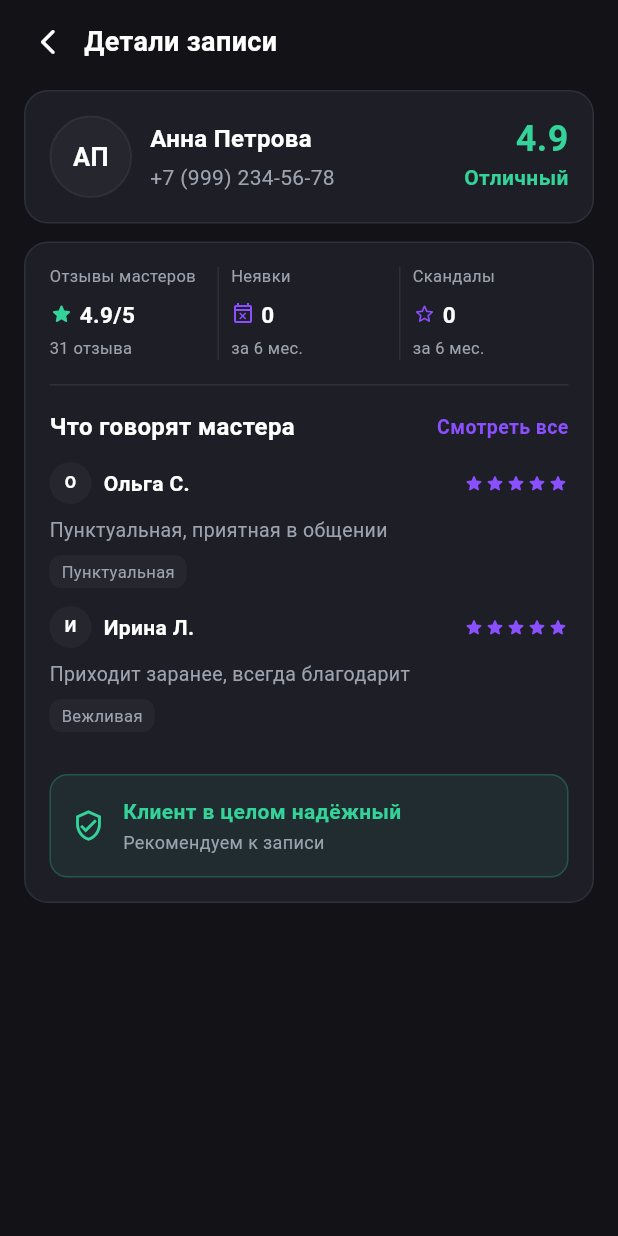
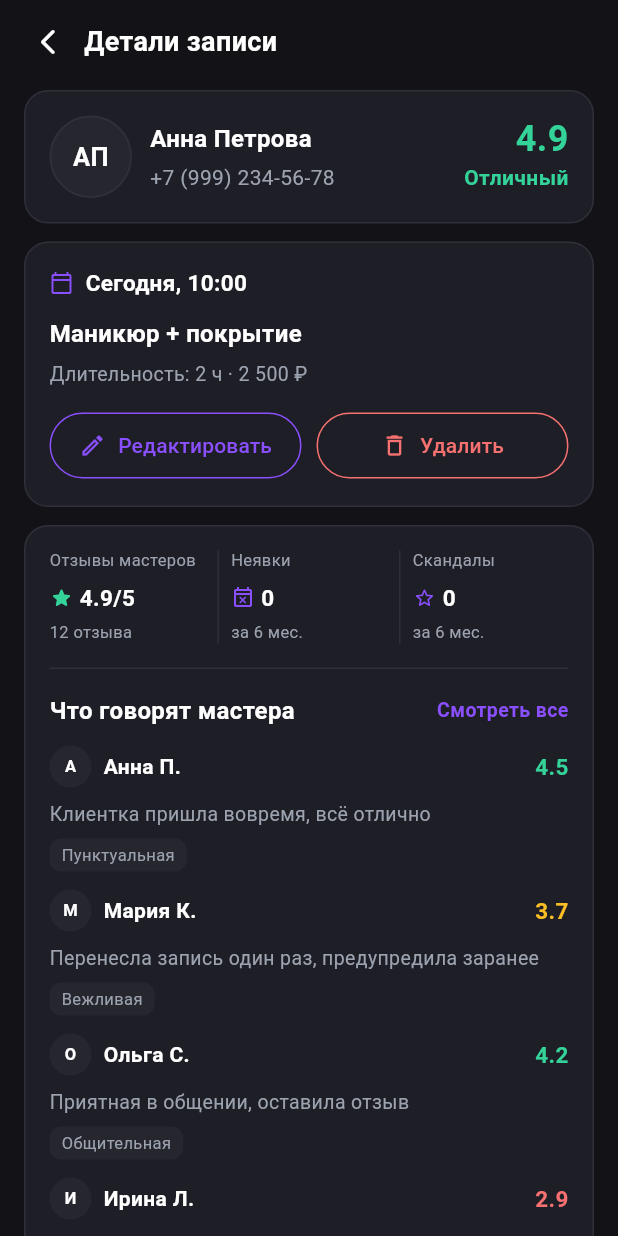
Before and after one commit to Createrra-dev/beautytrust, a Flutter app: the AppointmentDetailScreen widget shown alone on an empty page, opened directly with sample values from the repository, on a phone screen of 412 x 824 dp. Run offline on Flutter 3.47's test engine with Material 3 defaults, Android fonts, the phone set to English and light mode, and no system bars; our stand-ins replace webview_flutter.

Commit message:
Добавить блок деталей записи и закрепить верх экрана.
- Второй блок: дата, время, услуга, длительность, кнопки редактировать/удалить
- Первые два блока зафиксированы, ниже скроллятся статистика и отзывы
- 15 демо-отзывов с числовым рейтингом и цветовой индикацией
- Убраны звёздочки в отзывах

Co-authored-by: Cursor <cursoragent@cursor.com>

```diff
--- /dev/null
+++ b/lib/data/demo_master_reviews.dart
@@ -0,0 +1,173 @@
+import '../models/client_profile.dart';
+
+class DemoMasterReviews {
+	DemoMasterReviews._();
+
+	static const List<MasterReview> ekaterina = [
+		MasterReview(
+			masterName: 'Анна П.',
+			rating: 4.8,
+			text: 'Клиентка пришла вовремя, всё отлично',
+			tag: 'Пунктуальная',
+		),
+		MasterReview(
+			masterName: 'Мария К.',
+			rating: 3.2,
+			text: 'Перенесла запись 2 раза, без предупреждения, молчала накануне',
+			tag: 'Молчаливая',
+		),
+		MasterReview(
+			masterName: 'Ольга С.',
+			rating: 4.5,
+			text: 'Всегда вежливая, оставляет хорошие чаевые',
+			tag: 'Вежливая',
+		),
+		MasterReview(
+			masterName: 'Ирина Л.',
+			rating: 4.1,
+			text: 'Приходит заранее, благодарит за работу',
+			tag: 'Пунктуальная',
+		),
+		MasterReview(
+			masterName: 'Светлана Д.',
+			rating: 3.6,
+			text: 'Иногда опаздывает на 10–15 минут, но предупреждает',
+			tag: 'Опаздывает',
+		),
+		MasterReview(
+			masterName: 'Наталья В.',
+			rating: 4.9,
+			text: 'Один из лучших клиентов, рекомендую',
+			tag: 'Надёжная',
+		),
+		MasterReview(
+			masterName: 'Елена М.',
+			rating: 2.8,
+			text: 'Отменила запись в последний момент без объяснений',
+			tag: 'Отмена',
+		),
+		MasterReview(
+			masterName: 'Ксения Р.',
+			rating: 3.9,
+			text: 'Общительная, приятно работать',
+			tag: 'Общительная',
+		),
+		MasterReview(
+			masterName: 'Виктория Н.',
+			rating: 4.3,
+			text: 'Стабильно приходит на все записи',
+			tag: 'Надёжная',
+		),
+		MasterReview(
+			masterName: 'Дарья К.',
+			rating: 2.1,
+			text: 'Не ответила на напоминание за день до визита',
+			tag: 'Молчаливая',
+		),
+		MasterReview(
+			masterName: 'Юлия Ф.',
+			rating: 4.7,
+			text: 'Приятная в общении, всегда довольна результатом',
+			tag: 'Вежливая',
+		),
+		MasterReview(
+			masterName: 'Алина Т.',
+			rating: 3.4,
+			text: 'Просила скидку без предоплаты, в итоге пришла',
+			tag: 'Торгуется',
+		),
+		MasterReview(
+			masterName: 'Полина Г.',
+			rating: 4.0,
+			text: 'Нормальный клиент, без нареканий',
+			tag: 'Спокойная',
+		),
+		MasterReview(
+			masterName: 'Татьяна Б.',
+			rating: 1.9,
+			text: 'Опоздала на 35 минут, не извинилась',
+			tag: 'Конфликтная',
+		),
+		MasterReview(
+			masterName: 'Людмила Ш.',
+			rating: 4.6,
+			text: 'Записывается регулярно, всегда пунктуальна',
+			tag: 'Постоянная',
+		),
+	];
+
+	static const List<MasterReview> defaultSet = [
+		MasterReview(
+			masterName: 'Анна П.',
+			rating: 4.5,
+			text: 'Клиентка пришла вовремя, всё отлично',
+			tag: 'Пунктуальная',
+		),
+		MasterReview(
+			masterName: 'Мария К.',
+			rating: 3.7,
+			text: 'Перенесла запись один раз, предупредила заранее',
+			tag: 'Вежливая',
+		),
+		MasterReview(
+			masterName: 'Ольга С.',
+			rating: 4.2,
+			text: 'Приятная в общении, оставила отзыв',
+			tag: 'Общительная',
+		),
+		MasterReview(
+			masterName: 'Ирина Л.',
+			rating: 2.9,
+			text: 'Долго не отвечала на сообщения перед визитом',
+			tag: 'Молчаливая',
+		),
+		MasterReview(
+			masterName: 'Светлана Д.',
+			rating: 4.8,
+			text: 'Приходит заранее, благодарит за работу',
+			tag: 'Надёжная',
+		),
+		MasterReview(
+			masterName: 'Наталья В.',
+			rating: 3.3,
+			text: 'Опоздала на 20 минут, извинилась',
+			tag: 'Опаздывает',
+		),
+		MasterReview(
+			masterName: 'Елена М.',
+			rating: 4.1,
+			text: 'Стабильный клиент, рекомендую',
+			tag: 'Постоянная',
+		),
+		MasterReview(
+			masterName: 'Ксения Р.',
+			rating: 2.4,
+			text: 'Не пришла на запись, телефон был недоступен',
+			tag: 'Неявка',
+		),
+		MasterReview(
+			masterName: 'Виктория Н.',
+			rating: 4.6,
+			text: 'Всегда в хорошем настроении, приятно работать',
+			tag: 'Вежливая',
+		),
+		MasterReview(
+			masterName: 'Дарья К.',
+			rating: 3.8,
+			text: 'Иногда просит перенести, но всегда согласовывает',
+			tag: 'Гибкая',
+		),
+		MasterReview(
+			masterName: 'Юлия Ф.',
+			rating: 1.7,
+			text: 'Был конфликт из-за цены, клиентка ушла недовольная',
+			tag: 'Конфликтная',
+		),
+		MasterReview(
+			masterName: 'Алина Т.',
+			rating: 4.4,
+			text: 'Пунктуальная, аккуратная, приятная',
+			tag: 'Пунктуальная',
+		),
+	];
+}
--- a/lib/models/client_profile.dart
+++ b/lib/models/client_profile.dart
@@ -7,7 +7,7 @@ class MasterReview {
 	});
 
 	final String masterName;
-	final int rating;
+	final double rating;
 	final String text;
 	final String tag;
 }
--- a/lib/screens/appointments/appointment_detail_screen.dart
+++ b/lib/screens/appointments/appointment_detail_screen.dart
@@ -28,9 +28,8 @@ class AppointmentDetailScreen extends StatelessWidget {
 						title: 'Детали записи',
 						onBack: () => Navigator.of(context).pop(),
 					),
-					Expanded(
-						child: SingleChildScrollView(
-							padding: const EdgeInsets.fromLTRB(16, 0, 16, 16),
+					Padding(
+						padding: const EdgeInsets.fromLTRB(16, 0, 16, 0),
 						child: Column(
 							crossAxisAlignment: CrossAxisAlignment.stretch,
 							children: [
@@ -40,7 +39,15 @@ class AppointmentDetailScreen extends StatelessWidget {
 									ratingColor: ratingColor,
 								),
 								const SizedBox(height: 12),
-									Container(
+								_AppointmentDetailsCard(appointment: appointment),
+							],
+						),
+					),
+					const SizedBox(height: 12),
+					Expanded(
+						child: SingleChildScrollView(
+							padding: const EdgeInsets.fromLTRB(16, 0, 16, 16),
+							child: Container(
 								padding: const EdgeInsets.all(16),
 								decoration: BoxDecoration(
 									color: AppColors.surface,
@@ -62,8 +69,6 @@ class AppointmentDetailScreen extends StatelessWidget {
 										),
 									],
 								),
-									),
-								],
 							),
 						),
 					),
@@ -222,6 +227,108 @@ class _ClientDataCard extends StatelessWidget {
 		}
 
 		return '${parts.first.substring(0, 1)}${parts[1].substring(0, 1)}'.toUpperCase();
+	}
+}
+
+class _AppointmentDetailsCard extends StatelessWidget {
+	const _AppointmentDetailsCard({required this.appointment});
+
+	final AppointmentRecord appointment;
+
+	@override
+	Widget build(BuildContext context) {
+		return Container(
+			padding: const EdgeInsets.all(16),
+			decoration: BoxDecoration(
+				color: AppColors.surface,
+				borderRadius: BorderRadius.circular(16),
+				border: Border.all(color: AppColors.border),
+			),
+			child: Column(
+				crossAxisAlignment: CrossAxisAlignment.stretch,
+				children: [
+					Row(
+						children: [
+							const Icon(
+								Icons.calendar_today_outlined,
+								size: 16,
+								color: AppColors.primary,
+							),
+							const SizedBox(width: 8),
+							Expanded(
+								child: Text(
+									'${appointment.dateLabel}, ${appointment.timeLabel}',
+									style: const TextStyle(
+										color: AppColors.textPrimary,
+										fontSize: 15,
+										fontWeight: FontWeight.w600,
+									),
+								),
+							),
+						],
+					),
+					const SizedBox(height: 12),
+					Text(
+						appointment.serviceName,
+						style: const TextStyle(
+							color: AppColors.textPrimary,
+							fontSize: 16,
+							fontWeight: FontWeight.w700,
+						),
+					),
+					const SizedBox(height: 6),
+					Text(
+						'Длительность: ${appointment.serviceDurationLabel} · ${formatServicePrice(appointment.servicePrice)}',
+						style: const TextStyle(
+							color: AppColors.textMuted,
+							fontSize: 13,
+						),
+					),
+					const SizedBox(height: 14),
+					Row(
+						children: [
+							Expanded(
+								child: OutlinedButton.icon(
+									onPressed: () {
+										ScaffoldMessenger.of(context).showSnackBar(
+											const SnackBar(
+												content: Text('Редактирование записи скоро будет доступно'),
+											),
+										);
+									},
+									icon: const Icon(Icons.edit_outlined, size: 18),
+									label: const Text('Редактировать'),
+									style: OutlinedButton.styleFrom(
+										foregroundColor: AppColors.primary,
+										side: const BorderSide(color: AppColors.primary),
+										padding: const EdgeInsets.symmetric(vertical: 12),
+									),
+								),
+							),
+							const SizedBox(width: 10),
+							Expanded(
+								child: OutlinedButton.icon(
+									onPressed: () {
+										ScaffoldMessenger.of(context).showSnackBar(
+											const SnackBar(
+												content: Text('Удаление записи скоро будет доступно'),
+											),
+										);
+									},
+									icon: const Icon(Icons.delete_outline, size: 18),
+									label: const Text('Удалить'),
+									style: OutlinedButton.styleFrom(
+										foregroundColor: AppColors.error,
+										side: const BorderSide(color: AppColors.error),
+										padding: const EdgeInsets.symmetric(vertical: 12),
+									),
+								),
+							),
+						],
+					),
+				],
+			),
+		);
 	}
 }
 
@@ -424,7 +531,7 @@ class _ReviewItem extends StatelessWidget {
 								),
 							),
 						),
-						_StarRating(rating: review.rating),
+						_NumericReviewRating(rating: review.rating),
 					],
 				),
 				const SizedBox(height: 8),
@@ -456,24 +563,22 @@ class _ReviewItem extends StatelessWidget {
 	}
 }
 
-class _StarRating extends StatelessWidget {
-	const _StarRating({required this.rating});
+class _NumericReviewRating extends StatelessWidget {
+	const _NumericReviewRating({required this.rating});
 
-	final int rating;
+	final double rating;
 
 	@override
 	Widget build(BuildContext context) {
-		return Row(
-			mainAxisSize: MainAxisSize.min,
-			children: List.generate(5, (index) {
-				final isFilled = index < rating;
+		final color = appointmentRatingColor(rating);
 
-				return Icon(
-					isFilled ? Icons.star_rounded : Icons.star_outline_rounded,
-					size: 14,
-					color: isFilled ? AppColors.primary : AppColors.textMuted,
-				);
-			}),
+		return Text(
+			formatAppointmentRating(rating),
+			style: TextStyle(
+				color: color,
+				fontSize: 15,
+				fontWeight: FontWeight.w700,
+			),
 		);
 	}
 }
--- a/lib/services/client_profile_service.dart
+++ b/lib/services/client_profile_service.dart
@@ -1,3 +1,4 @@
+import '../data/demo_master_reviews.dart';
 import '../models/appointment_record.dart';
 import '../models/client_profile.dart';
 
@@ -10,22 +11,16 @@ class ClientProfileService {
 
 	static ClientProfile _profileFromAppointment(AppointmentRecord appointment) {
 		final ratingLabel = _ratingLabel(appointment.clientRating);
+		final reviews = DemoMasterReviews.ekaterina;
 
 		return ClientProfile(
 			phone: '+7 (999) 000-00-00',
 			ratingLabel: ratingLabel,
 			reviewsAverage: appointment.clientRating,
-			reviewsCount: 12,
+			reviewsCount: reviews.length,
 			noShowsCount: appointment.riskLevel == AppointmentRiskLevel.high ? 2 : 0,
-			scandalsCount: 0,
-			reviews: const [
-				MasterReview(
-					masterName: 'Анна П.',
-					rating: 4,
-					text: 'Клиентка пришла вовремя, всё отлично',
-					tag: 'Молчаливая',
-				),
-			],
+			scandalsCount: appointment.riskLevel == AppointmentRiskLevel.high ? 1 : 0,
+			reviews: reviews,
 			reliabilityTitle: _reliabilityTitle(appointment.clientRating),
 			reliabilitySubtitle: _reliabilitySubtitle(appointment.clientRating),
 		);
@@ -72,75 +67,36 @@ class ClientProfileService {
 	}
 
 	static final Map<String, ClientProfile> _profilesById = {
-		'3': const ClientProfile(
+		'3': ClientProfile(
 			phone: '+7 (999) 123-45-67',
 			ratingLabel: 'Хороший',
 			reviewsAverage: 4.2,
-			reviewsCount: 23,
+			reviewsCount: DemoMasterReviews.ekaterina.length,
 			noShowsCount: 1,
 			scandalsCount: 0,
-			reviews: [
-				MasterReview(
-					masterName: 'Анна П.',
-					rating: 4,
-					text: 'Клиентка пришла вовремя, всё отлично',
-					tag: 'Молчаливая',
-				),
-				MasterReview(
-					masterName: 'Мария К.',
-					rating: 3,
-					text: 'Перенесла запись 2 раза, без предупреждения, молчала накануне',
-					tag: 'Молчаливая',
-				),
-			],
+			reviews: DemoMasterReviews.ekaterina,
 			reliabilityTitle: 'Клиент в целом надёжный',
 			reliabilitySubtitle: 'Рекомендуем к записи',
 		),
-		'1': const ClientProfile(
+		'1': ClientProfile(
 			phone: '+7 (999) 234-56-78',
 			ratingLabel: 'Отличный',
 			reviewsAverage: 4.9,
-			reviewsCount: 31,
+			reviewsCount: DemoMasterReviews.defaultSet.length,
 			noShowsCount: 0,
 			scandalsCount: 0,
-			reviews: [
-				MasterReview(
-					masterName: 'Ольга С.',
-					rating: 5,
-					text: 'Пунктуальная, приятная в общении',
-					tag: 'Пунктуальная',
-				),
-				MasterReview(
-					masterName: 'Ирина Л.',
-					rating: 5,
-					text: 'Приходит заранее, всегда благодарит',
-					tag: 'Вежливая',
-				),
-			],
+			reviews: DemoMasterReviews.defaultSet,
 			reliabilityTitle: 'Клиент в целом надёжный',
 			reliabilitySubtitle: 'Рекомендуем к записи',
 		),
-		'9': const ClientProfile(
+		'9': ClientProfile(
 			phone: '+7 (999) 876-54-32',
 			ratingLabel: 'Ненадёжный',
 			reviewsAverage: 1.8,
-			reviewsCount: 9,
+			reviewsCount: DemoMasterReviews.ekaterina.length,
 			noShowsCount: 4,
 			scandalsCount: 1,
-			reviews: [
-				MasterReview(
-					masterName: 'Елена В.',
-					rating: 2,
-					text: 'Не пришла на запись, телефон не отвечала',
-					tag: 'Неявка',
-				),
-				MasterReview(
-					masterName: 'Ксения Р.',
-					rating: 1,
-					text: 'Опоздала на 40 минут, извинений не было',
-					tag: 'Конфликтная',
-				),
-			],
+			reviews: DemoMasterReviews.ekaterina,
 			reliabilityTitle: 'Клиент ненадёжный',
 			reliabilitySubtitle: 'Рекомендуем отказать в записи',
 		),
```
Lines whose indentation alone changed are shown as unchanged.
